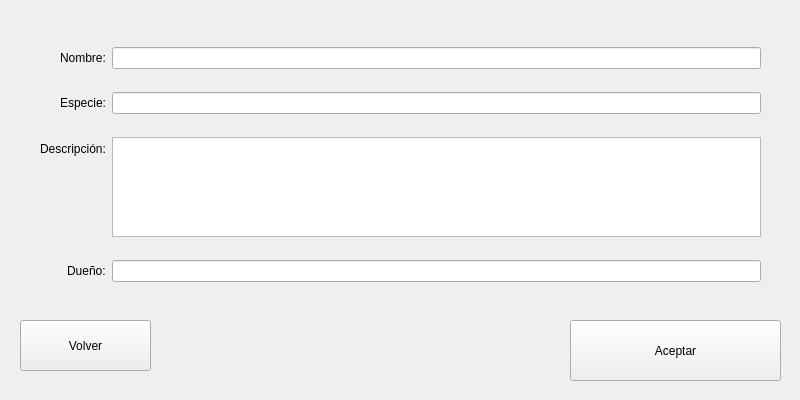
Qt form ui/animal_crear.ui (Damapa03/Veterinaria) before a commit.
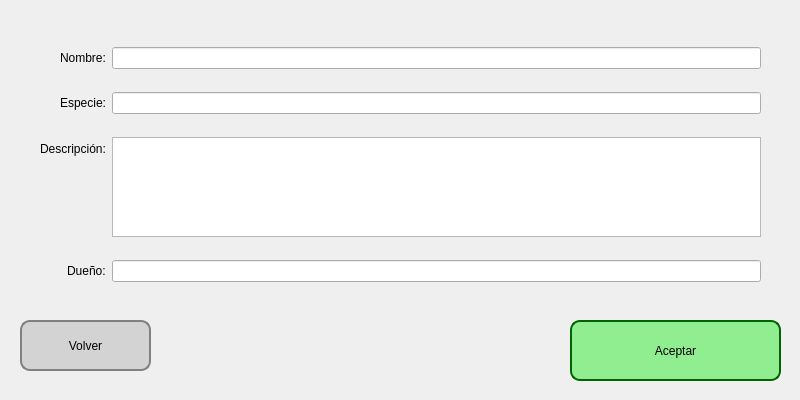
The same form after that commit.

```diff
--- a/ui/animal_crear.ui
+++ b/ui/animal_crear.ui
@@ -23,6 +23,23 @@
       <height>51</height>
      </rect>
     </property>
+    <property name="styleSheet">
+     <string notr="true">QPushButton {
+    background-color: lightgray;
+    color: black;
+    border: 2px solid gray;
+    border-radius: 10px;
+    padding: 5px;
+}
+
+QPushButton:hover {
+    background-color: silver;
+}
+
+QPushButton:pressed {
+    background-color: darkgray;
+}</string>
+    </property>
     <property name="text">
      <string>Volver</string>
     </property>
@@ -36,6 +53,23 @@
       <height>61</height>
      </rect>
     </property>
+    <property name="styleSheet">
+     <string notr="true">QPushButton {
+    background-color: lightgreen;
+    color: Black;
+    border: 2px solid #006400;
+    border-radius: 10px;
+    padding: 5px;
+}
+
+QPushButton:hover {
+    background-color: #00b300;
+}
+
+QPushButton:pressed {
+    background-color: #004d00;
+}</string>
+    </property>
     <property name="text">
      <string>Aceptar</string>
     </property>
```
